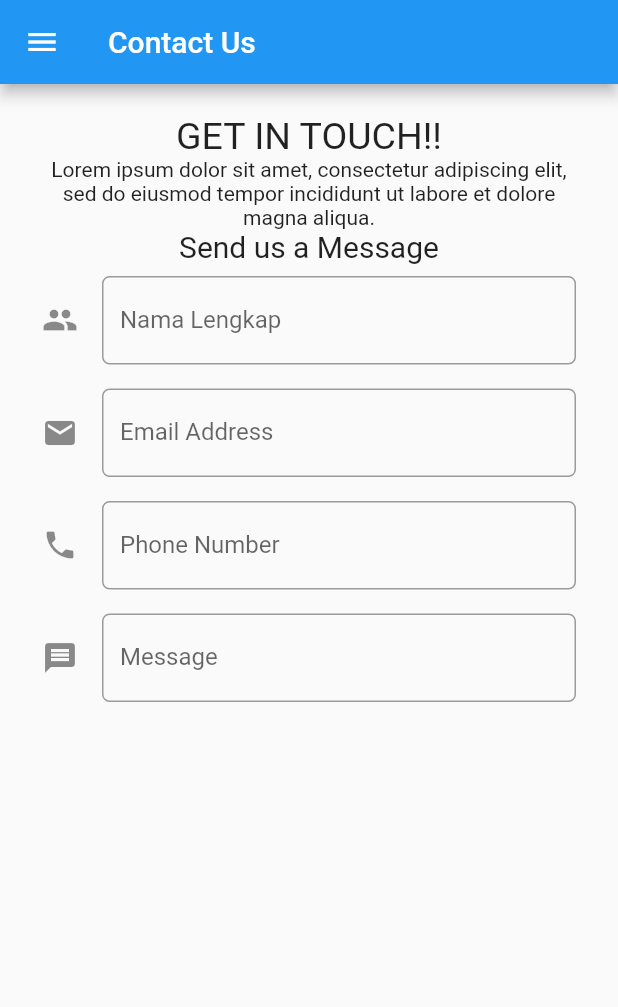
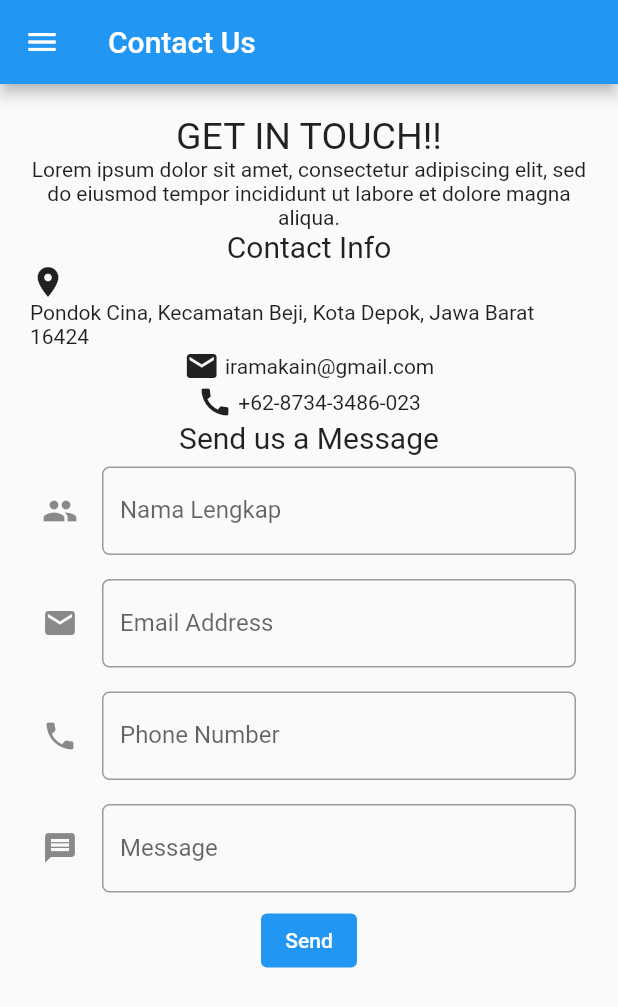
Before and after one commit to E04-PBP/e04-tugas-akhir, a Flutter app: the screen it shows after launch, in the side drawer, after a tap on "Contact Us", on a phone screen of 412 x 824 dp. Shown: the top 1007 px of the screen. Run offline on Flutter 3.47's test engine with Material 2 defaults, Android fonts, the phone set to English and light mode, and no system bars.

Commit message:
Update form partnership

```diff
--- a/lib/Partnership/page/partnership.dart
+++ b/lib/Partnership/page/partnership.dart
@@ -66,9 +66,34 @@ class _MyPartnershipPageState extends State<MyPartnershipPage> {
                         mainAxisAlignment: MainAxisAlignment.center,
                         children: <Widget>[
                           Text('GET IN TOUCH!!', style: TextStyle(fontSize: 25)),
-                          Text("Lorem ipsum dolor sit amet, consectetur adipiscing elit, \nsed do eiusmod tempor incididunt ut labore et dolore \nmagna aliqua.",
+                          Text("Lorem ipsum dolor sit amet, consectetur adipiscing elit, sed do eiusmod tempor incididunt ut labore et dolore magna aliqua.",
                           textAlign: TextAlign.center),
+
+                          Text('Contact Info', style: TextStyle(fontSize: 20)),
+                          Wrap(
+                            crossAxisAlignment: WrapCrossAlignment.center,
+                            children: [
+                              Icon(Icons.location_on),
+                              Text('Pondok Cina, Kecamatan Beji, Kota Depok, Jawa Barat 16424'),
+                            ],
+                          ),
+                          Wrap(
+                            crossAxisAlignment: WrapCrossAlignment.center,
+                            children: [
+                              Icon(Icons.mail),
+                              Text(' iramakain@gmail.com'),
+                            ],
+                          ),
+                          Wrap(
+                            crossAxisAlignment: WrapCrossAlignment.center,
+                            children: [
+                              Icon(Icons.call),
+                              Text(' +62-8734-3486-023'),
+                            ],
+                          ),
+
                           Text('Send us a Message', style: TextStyle(fontSize: 20)),
+
                           Padding(
                             // Menggunakan padding sebesar 8 pixels
                             padding: const EdgeInsets.all(8.0),
@@ -209,6 +234,57 @@ class _MyPartnershipPageState extends State<MyPartnershipPage> {
                                 },
                             ),
                         ),
+                        TextButton(
+                          child: const Text(
+                            "Send",
+                            style: TextStyle(color: Colors.white),
+                          ),
+                          style: ButtonStyle(
+                            backgroundColor: MaterialStateProperty.all(Colors.blue),
+                          ),
+                          onPressed: () {
+                            if (_formKey.currentState!.validate()) {
+                              showDialog(
+                                context: context,
+                                builder: (context) {
+                                  return Dialog(
+                                    shape: RoundedRectangleBorder(
+                                      borderRadius: BorderRadius.circular(10),
+                                    ),
+                                    elevation: 15,
+                                    child: Container(
+                                      child: ListView(
+                                        padding: const EdgeInsets.only(top: 20, bottom: 20),
+                                        shrinkWrap: true,
+                                        children: <Widget>[
+                                          Center(child: const Text('Your Message is Already Send!!')),
+                                          SizedBox(height: 20),
+                                          // TODO: Munculkan informasi yang didapat dari form
+                                          Column(
+                                            children: [
+                                              Text('Name : $_fullName', style: TextStyle(fontWeight: FontWeight.bold)),
+                                              Text('Email : $_emailAdress', style: TextStyle(fontWeight: FontWeight.bold)),
+                                              Text('Phone Number : $_phoneNumber', style: TextStyle(fontWeight: FontWeight.bold)),
+                                              Text('$_message', style: TextStyle(fontSize: 15), textAlign: TextAlign.center,),
+                                            ],
+                                          ),
+                                          SizedBox(height: 20),
+                                          TextButton(
+                                            onPressed: () {
+                                              Navigator.pop(context);
+                                            },
+                                            child:
+                                              Text('Kembali'),
+                                          ),
+                                        ],
+                                      ),
+                                    ),
+                                  );
+                                },
+                              );
+                            }
+                          },
+                        ),
                     ],
                     ),
                   ),
```
